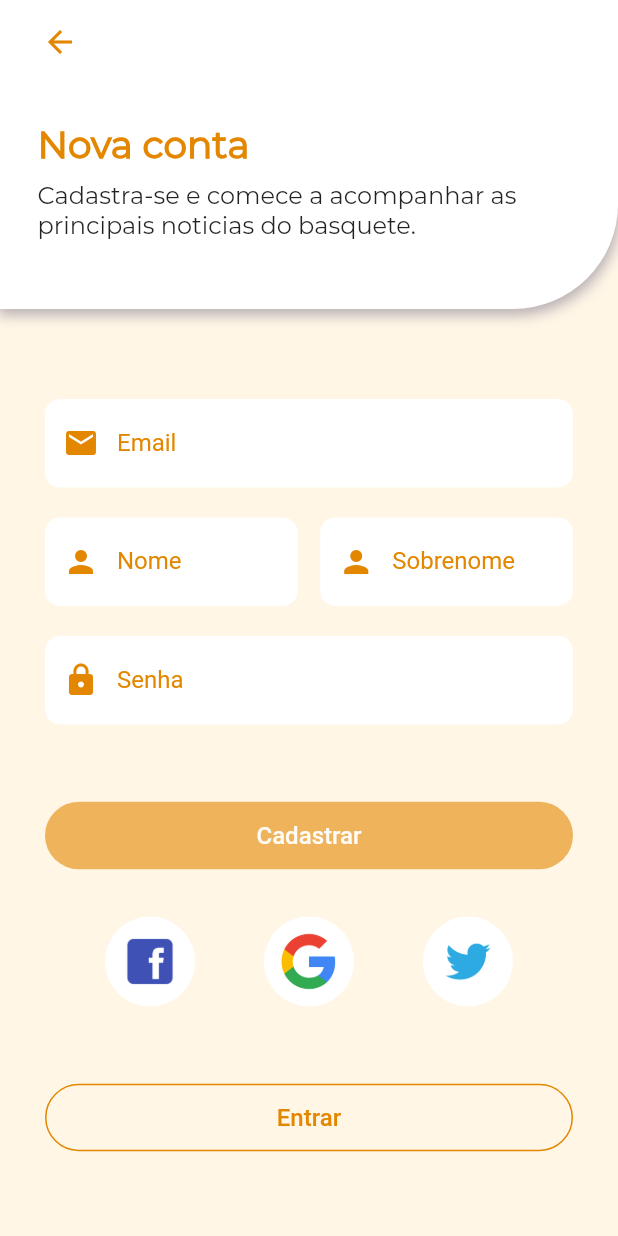
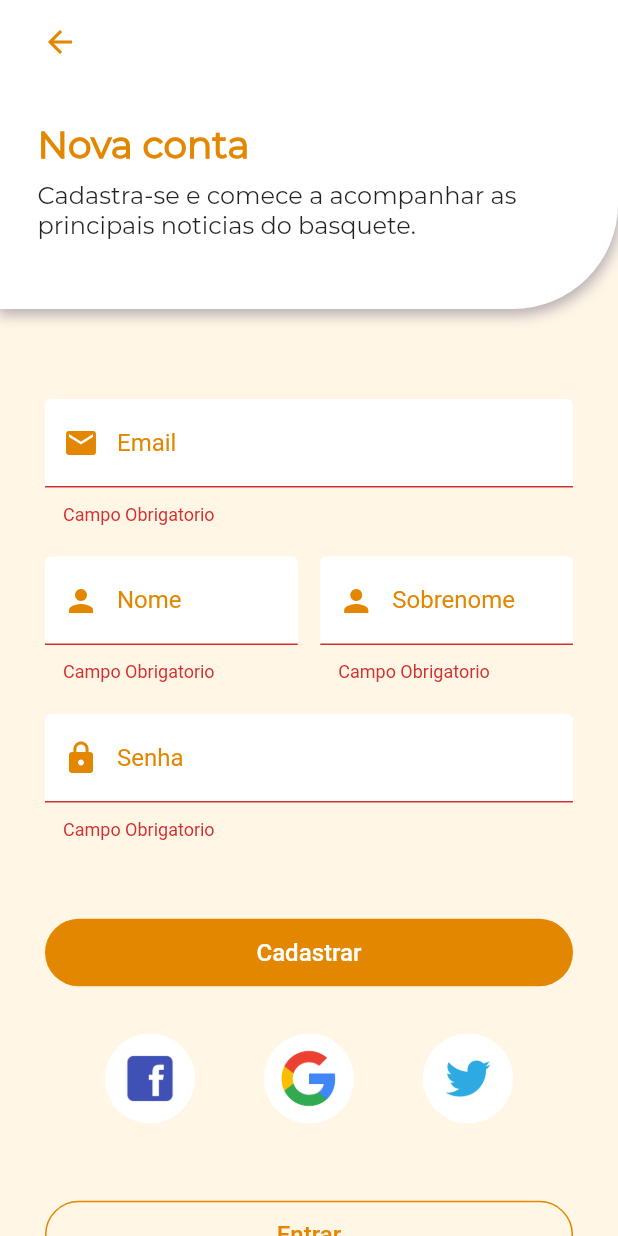
Before and after one commit to vitorsalesg/basketball_news, a Flutter app: the RegisterScreen screen opened directly, after a tap on "Cadastrar", on a phone screen of 412 x 824 dp. Run offline on Flutter 3.47's test engine with Material 2 defaults, Android fonts, the phone set to English and light mode, and no system bars; our stand-ins replace flutter_mobx, mobx; generated files the repository leaves out were written again.

Commit message:
New validation of login and registration textField

```diff
--- a/lib/core/widgets/button_widget.dart
+++ b/lib/core/widgets/button_widget.dart
@@ -5,7 +5,6 @@ class ButtonWidget extends StatelessWidget {
   final String title;
   final bool isBorder;
   final VoidCallback onClicked;
-  final bool disable;
   final bool loading;
 
   const ButtonWidget({
@@ -13,7 +12,6 @@ class ButtonWidget extends StatelessWidget {
     required this.title,
     required this.isBorder,
     required this.onClicked,
-    this.disable = false,
     this.loading = false,
   }) : super(key: key);
 
@@ -21,8 +19,6 @@ class ButtonWidget extends StatelessWidget {
   Widget build(BuildContext context) {
     return SizedBox(
       width: double.infinity,
-      child: Opacity(
-        opacity: disable ? .60 : 1.0,
       child: TextButton(
         child: loading
             ? SizedBox(
@@ -54,8 +50,7 @@ class ButtonWidget extends StatelessWidget {
             AppColors.grey.withOpacity(0.1),
           ),
         ),
-          onPressed: disable ? () {} : onClicked,
-        ),
+        onPressed: onClicked,
       ),
     );
   }
--- a/lib/core/widgets/text_field_widget.dart
+++ b/lib/core/widgets/text_field_widget.dart
@@ -21,12 +21,13 @@ class TextFieldWidget extends StatelessWidget {
 
   @override
   Widget build(BuildContext context) {
-    return TextField(
+    return TextFormField(
       enabled: enabledField,
       keyboardType: keyBoard,
       obscureText: obscureField,
       cursorColor: AppColors.grey,
       onChanged: onChanged,
+      autovalidateMode: AutovalidateMode.onUserInteraction,
       decoration: InputDecoration(
         labelStyle: TextStyle(color: AppColors.orange),
         focusColor: AppColors.orange,
@@ -45,6 +46,21 @@ class TextFieldWidget extends StatelessWidget {
         counterText: '',
         errorStyle: TextStyle(height: 1.5),
       ),
+      validator: (value) {
+        if (value!.isEmpty) {
+          return 'Campo Obrigatorio';
+        } else if (keyBoard == TextInputType.emailAddress) {
+          bool emailValid = RegExp(
+            r"^[a-zA-Z0-9.a-zA-Z0-9.!#$%&'*+-/=?^_`{|}~]+@[a-zA-Z0-9]+\.[a-zA-Z]+",
+          ).hasMatch(value);
+
+          if (!emailValid) {
+            return 'Email invalido.';
+          }
+        }
+
+        return null;
+      },
     );
   }
 }
--- a/lib/screens/login/controllers/login_controller.dart
+++ b/lib/screens/login/controllers/login_controller.dart
@@ -16,9 +16,6 @@ abstract class _LoginControllerBase with Store {
   @action
   void setPassword(String value) => fieldPassword = value;
 
-  @computed
-  bool get isFormValid => fieldEmail.length > 6 && fieldPassword.length > 6;
-
   @observable
   bool loading = false;
 
--- a/lib/screens/register/register_screen.dart
+++ b/lib/screens/register/register_screen.dart
@@ -12,6 +12,7 @@ import 'package:flutter_mobx/flutter_mobx.dart';
 
 class RegisterScreen extends StatelessWidget {
   final registerController = RegisterController();
+  final formKeyRegister = GlobalKey<FormState>();
 
   @override
   Widget build(BuildContext context) {
@@ -42,10 +43,15 @@ class RegisterScreen extends StatelessWidget {
                   padding: const EdgeInsets.all(30.0),
                   child: Column(
                     children: [
+                      Form(
+                        key: formKeyRegister,
+                        child: Column(
+                          children: [
                             Observer(
                               builder: (_) {
                                 return TextFieldWidget(
-                            icon: Icon(Icons.email, color: AppColors.orange),
+                                  icon: Icon(Icons.email,
+                                      color: AppColors.orange),
                                   label: 'Email',
                                   keyBoard: TextInputType.emailAddress,
                                   obscureField: false,
@@ -68,7 +74,8 @@ class RegisterScreen extends StatelessWidget {
                                         label: 'Nome',
                                         keyBoard: TextInputType.text,
                                         obscureField: false,
-                                  enabledField: !registerController.loading,
+                                        enabledField:
+                                            !registerController.loading,
                                         onChanged: registerController.setName,
                                       ),
                                     );
@@ -86,8 +93,10 @@ class RegisterScreen extends StatelessWidget {
                                         label: 'Sobrenome',
                                         keyBoard: TextInputType.text,
                                         obscureField: false,
-                                  enabledField: !registerController.loading,
-                                  onChanged: registerController.setLastName,
+                                        enabledField:
+                                            !registerController.loading,
+                                        onChanged:
+                                            registerController.setLastName,
                                       ),
                                     );
                                   },
@@ -98,14 +107,20 @@ class RegisterScreen extends StatelessWidget {
                             Observer(
                               builder: (_) {
                                 return TextFieldWidget(
-                            icon: Icon(Icons.lock, color: AppColors.orange),
+                                  icon: Icon(
+                                    Icons.lock,
+                                    color: AppColors.orange,
+                                  ),
                                   label: 'Senha',
-                            keyBoard: TextInputType.emailAddress,
+                                  keyBoard: TextInputType.text,
                                   obscureField: true,
                                   enabledField: !registerController.loading,
                                   onChanged: registerController.setPassword,
                                 );
                               },
+                            ),
+                          ],
+                        ),
                       ),
                       const SizedBox(height: 50),
                       Observer(
@@ -113,9 +128,9 @@ class RegisterScreen extends StatelessWidget {
                           return ButtonWidget(
                             title: 'Cadastrar',
                             isBorder: false,
-                            disable: !registerController.isFormValid,
                             loading: registerController.loading,
                             onClicked: () async {
+                              if (formKeyRegister.currentState!.validate()) {
                                 registerController.setLoading(true);
                                 await Future.delayed(Duration(seconds: 5));
                                 registerController.setLoading(false);
@@ -126,6 +141,7 @@ class RegisterScreen extends StatelessWidget {
                                     builder: (ctx) => LoginScreen(),
                                   ),
                                 );
+                              }
                             },
                           );
                         },
```
Also changed, not shown: lib/screens/login/login_screen.dart (+18 -5 lines), lib/screens/login/controllers/login_controller.g.dart. Lines whose indentation alone changed are shown as unchanged.
